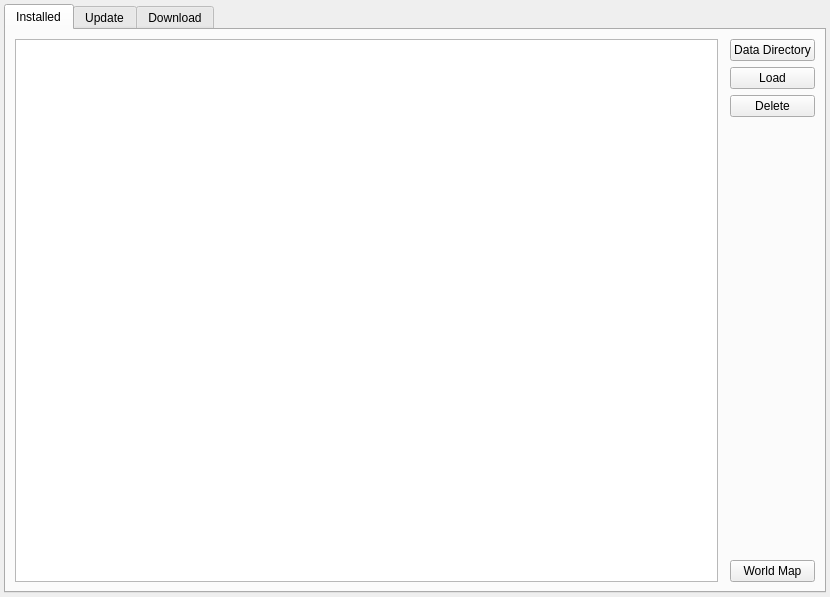
This is client/mappackageswidget.ui in shentok/MoNav as Qt 5 draws it before an edit. The edited form follows.
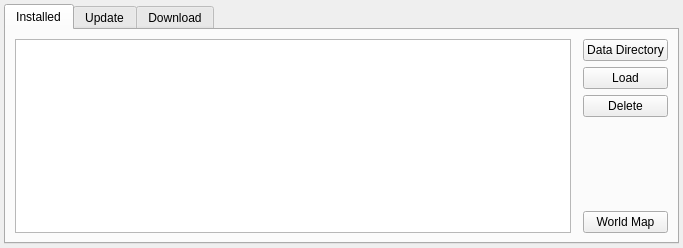
This is the edited form. Custom widgets are drawn as their Qt base class.

```diff
--- a/client/mappackageswidget.ui
+++ b/client/mappackageswidget.ui
@@ -2,14 +2,6 @@
 <ui version="4.0">
  <class>MapPackagesWidget</class>
  <widget class="QWidget" name="MapPackagesWidget">
-  <property name="geometry">
-   <rect>
-    <x>0</x>
-    <y>0</y>
-    <width>830</width>
-    <height>597</height>
-   </rect>
-  </property>
   <property name="windowTitle">
    <string>Form</string>
   </property>
```
